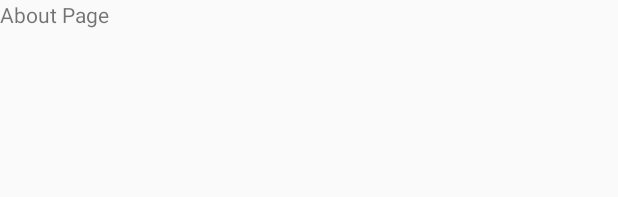
After one commit to Zombant/MorseNotifications, an Android app: the layout activity_about.xml on its own in the app's theme, with its tools: preview values and no code run, on a phone screen of 412 x 824 dp. The commit adds this screen. Shown: the top 197 px of the screen. Run offline under Robolectric (Android 15) with nearby library versions, the phone set to English and light mode, and no system bars.

Commit message:
Added an about page

```diff
--- /dev/null
+++ b/app/src/main/res/layout/activity_about.xml
@@ -0,0 +1,16 @@
+<?xml version="1.0" encoding="utf-8"?>
+<androidx.constraintlayout.widget.ConstraintLayout xmlns:android="http://schemas.android.com/apk/res/android"
+    xmlns:app="http://schemas.android.com/apk/res-auto"
+    xmlns:tools="http://schemas.android.com/tools"
+    android:layout_width="match_parent"
+    android:layout_height="match_parent"
+    tools:context=".AboutActivity">
+
+    <TextView
+        android:id="@+id/textView"
+        android:layout_width="wrap_content"
+        android:layout_height="wrap_content"
+        android:text="About Page"
+        tools:layout_editor_absoluteX="180dp"
+        tools:layout_editor_absoluteY="334dp" />
+</androidx.constraintlayout.widget.ConstraintLayout>
```
Also changed, not shown: app/src/main/AndroidManifest.xml (+10 -1 lines), app/src/main/java/com/apicci/morsevibrate/AboutActivity.kt (added, +11 -0 lines), app/src/main/java/com/apicci/morsevibrate/MainActivity.kt (+31 -17 lines), app/src/main/res/menu/main_activity_menu.xml (added, +11 -0 lines).
